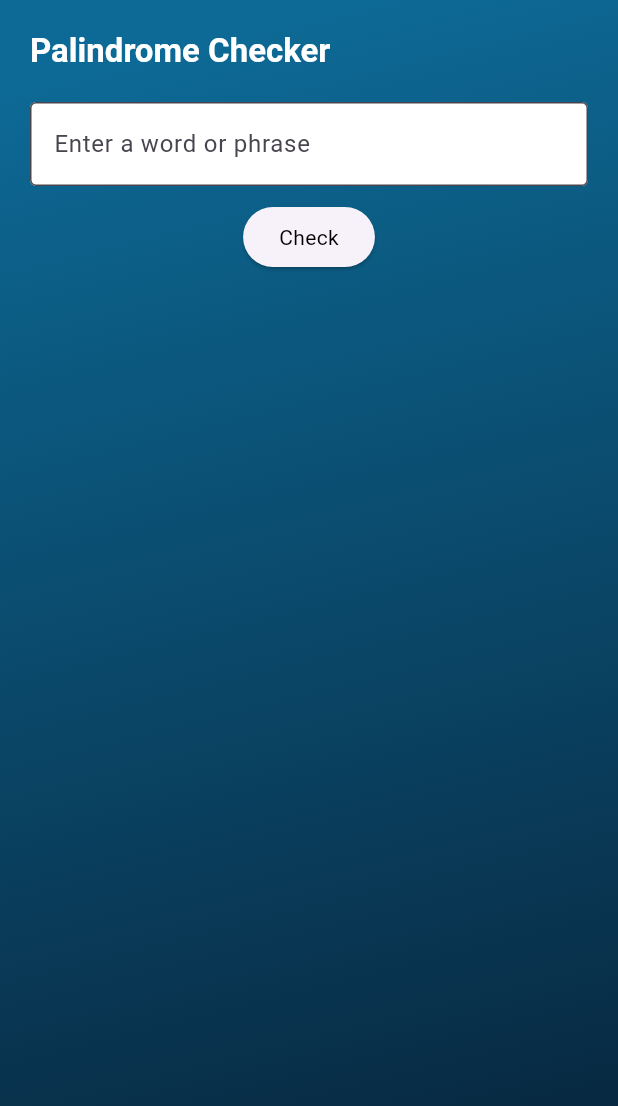
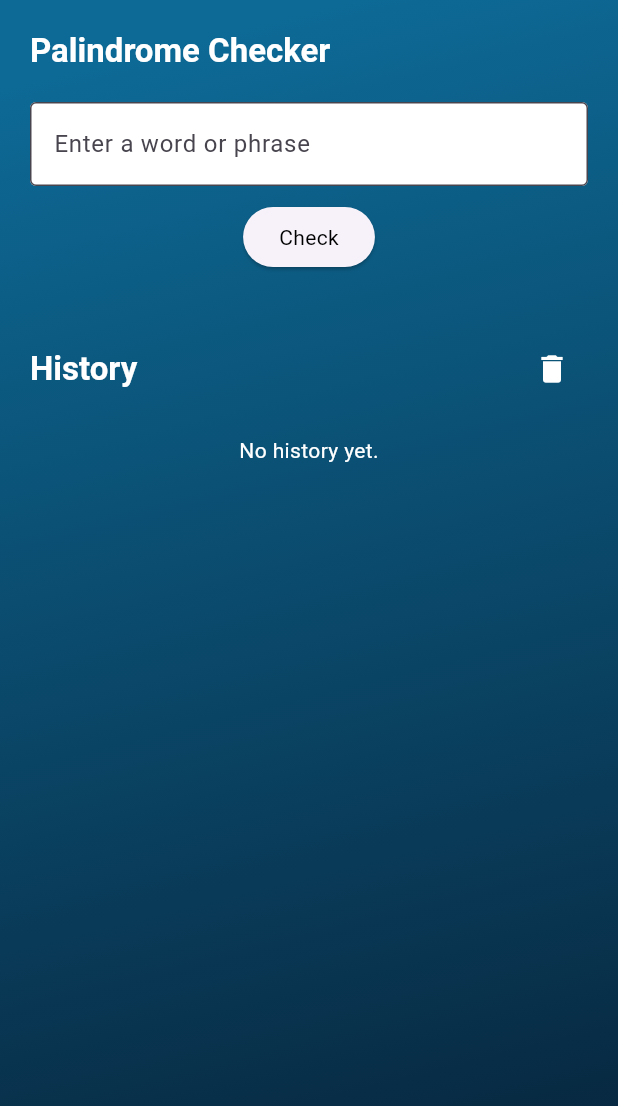
Before and after one commit to StanimirKD/palindrome, a Flutter app: the screen it shows after launch, on a phone screen of 412 x 824 dp. Shown: the top 1106 px of the screen. Run offline on Flutter 3.47's test engine with Material 3 defaults, Android fonts, the phone set to English and light mode, and no system bars; our stand-ins replace flutter_bloc, shared_preferences.

Commit message:
added history

```diff
--- a/lib/pages/home_page/home_page.dart
+++ b/lib/pages/home_page/home_page.dart
@@ -1,6 +1,8 @@
 import 'package:flutter/material.dart';
 import 'package:palindrome_assignment/pages/home_page/widgets/background.dart';
 import 'package:palindrome_assignment/pages/home_page/widgets/header_bar.dart';
+import 'package:palindrome_assignment/pages/home_page/widgets/history_header.dart';
+import 'package:palindrome_assignment/pages/home_page/widgets/palindrome_history.dart';
 import 'package:palindrome_assignment/pages/home_page/widgets/palindrome_input.dart';
 import 'package:palindrome_assignment/pages/home_page/widgets/palindrome_result.dart';
 
@@ -22,6 +24,10 @@ class HomePage extends StatelessWidget {
                 PalindromeInput(),
                 SizedBox(height: 20),
                 PalindromeResultText(),
+                SizedBox(height: 20),
+                HistoryHeader(),
+                SizedBox(height: 20),
+                PalindromeHistoryList(),
               ],
             ),
           ),
--- /dev/null
+++ b/lib/pages/home_page/widgets/history_header.dart
@@ -0,0 +1,37 @@
+import 'package:flutter/material.dart';
+import 'package:palindrome_assignment/cubits/palindrome_cubit.dart';
+
+class HistoryHeader extends StatelessWidget {
+  const HistoryHeader({super.key});
+
+  @override
+  Widget build(BuildContext context) {
+    final theme = Theme.of(context);
+    return Row(
+      mainAxisAlignment: MainAxisAlignment.spaceBetween,
+      children: [
+        //Using Flexible within the row to ensure no overflows with smaller screens
+        Flexible(
+          flex: 4,
+          //using fitted box to scale down the text if the screen is too small horizontally
+          //and not send the text on a 2nd row
+          child: FittedBox(
+            child: Text(
+              'History',
+              style: theme.textTheme.titleLarge?.copyWith(
+                color: Colors.white,
+                fontWeight: FontWeight.bold,
+              ),
+            ),
+          ),
+        ),
+        Flexible(
+          child: IconButton(
+            onPressed: palindromeCubit.clearHistory,
+            icon: Icon(Icons.delete, color: Colors.white),
+          ),
+        ),
+      ],
+    );
+  }
+}
--- /dev/null
+++ b/lib/pages/home_page/widgets/palindrome_history.dart
@@ -0,0 +1,37 @@
+import 'package:flutter/material.dart';
+import 'package:flutter_bloc/flutter_bloc.dart';
+import 'package:palindrome_assignment/cubits/palindrome_cubit.dart';
+
+class PalindromeHistoryList extends StatelessWidget {
+  const PalindromeHistoryList({super.key});
+
+  @override
+  Widget build(BuildContext context) {
+    return BlocBuilder<PalindromeCubit, PalindromeState>(
+      builder: (context, state) {
+        if (state.history.isEmpty) {
+          return Text('No history yet.', style: TextStyle(color: Colors.white));
+        }
+        return ListView.builder(
+          shrinkWrap: true,
+          physics: const NeverScrollableScrollPhysics(),
+          itemCount: state.history.length,
+          itemBuilder: (context, index) {
+            final item = state.history[index];
+            //in a real application, I would probably make a reusable widget using a container with the
+            //app's styling
+            return Card(
+              child: ListTile(
+                title: Text(item.input, overflow: TextOverflow.ellipsis),
+                trailing: Icon(
+                  item.isPalindrome ? Icons.check : Icons.close,
+                  color: item.isPalindrome ? Colors.green : Colors.red,
+                ),
+              ),
+            );
+          },
+        );
+      },
+    );
+  }
+}
```
